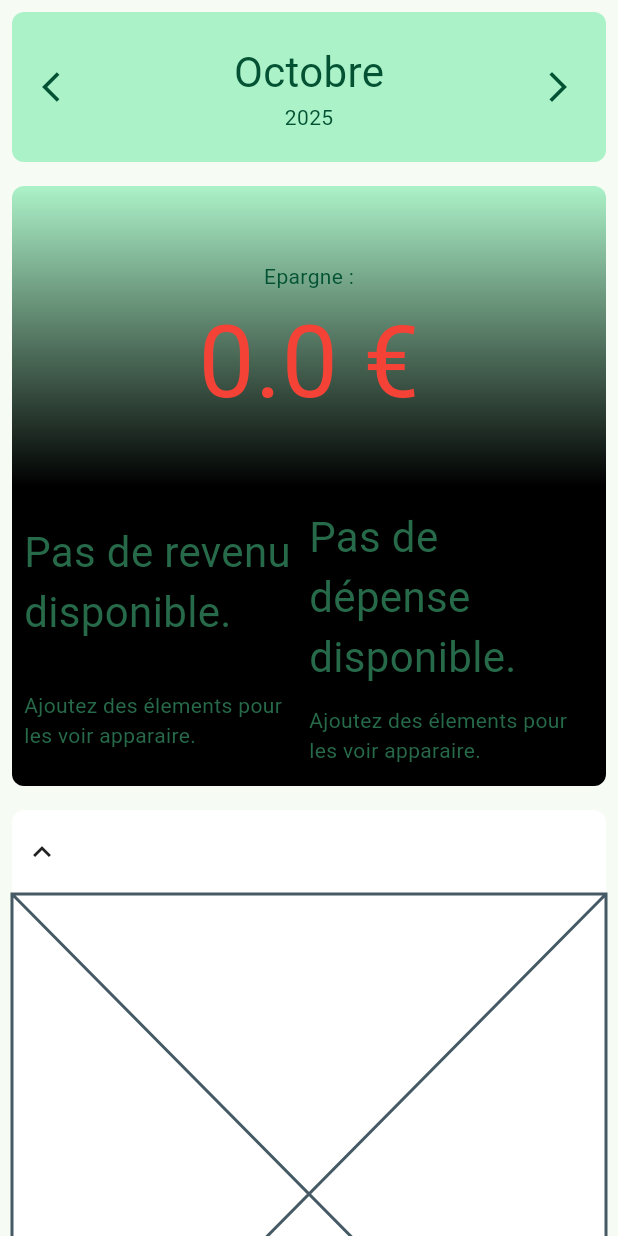
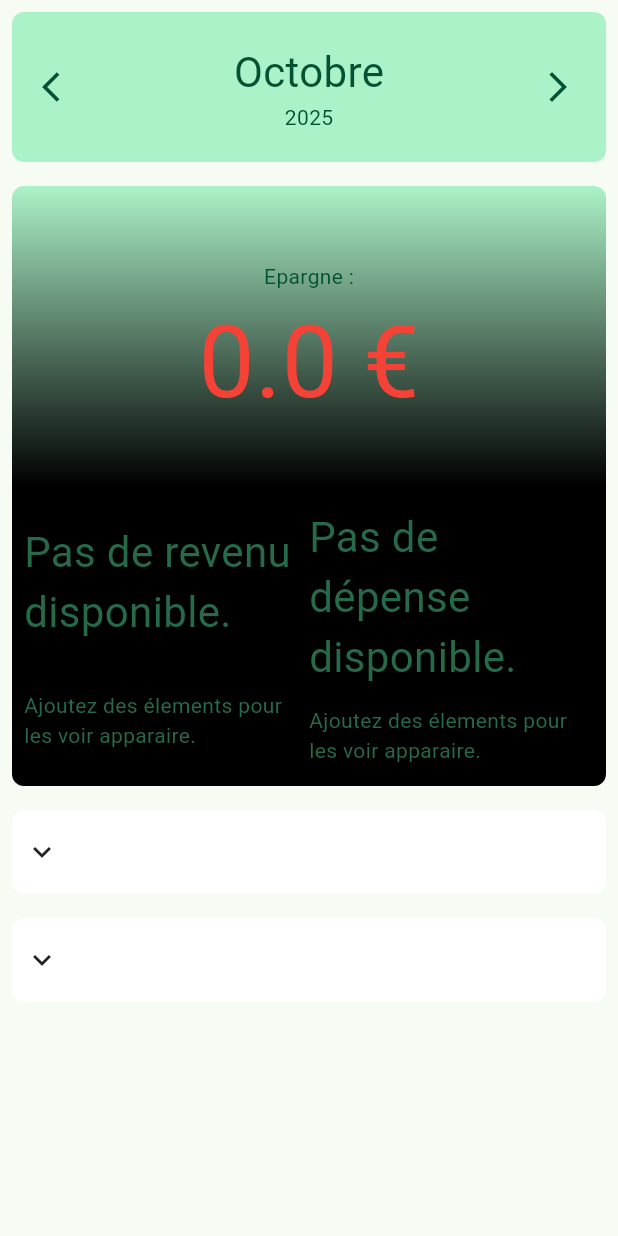
Before and after one commit to SylaneCpn/pense, a Flutter app: the screen it shows after launch, on a phone screen of 412 x 824 dp. Run offline on Flutter 3.47's test engine with Material 3 defaults, Android fonts, the phone set to English and light mode, and no system bars; drawn by our look-alikes of dynamic_color.

Commit message:
accordition animation

```diff
--- a/lib/ui/main_page/categories_widget.dart
+++ b/lib/ui/main_page/categories_widget.dart
@@ -20,6 +20,7 @@ class CategoriesWidget extends StatelessWidget {
     required this.label,
     required this.categoryType,
   });
+
   @override
   Widget build(BuildContext context) {
     final appState = context.read<AppState>();
--- a/lib/ui/main_page/utils/accordition.dart
+++ b/lib/ui/main_page/utils/accordition.dart
@@ -1,44 +1,74 @@
 import 'package:flutter/material.dart';
 
-class Accordition extends StatefulWidget{
+class Accordition extends StatefulWidget {
   final Widget header;
   final Widget child;
   final BoxDecoration? decoration;
   final double width;
+  final Duration duration;
+  final Curve curve;
 
-  const Accordition({super.key , required this.header , required this.child, this.decoration , required this.width });
+
+  const Accordition({
+    super.key,
+    required this.header,
+    required this.child,
+    this.decoration,
+    required this.width,
+    this.duration = const Duration(milliseconds: 100),
+    this.curve = Curves.fastLinearToSlowEaseIn
+  });
 
   @override
   State<Accordition> createState() => _AccorditionState();
 }
 
-class _AccorditionState extends State<Accordition> {
+class _AccorditionState extends State<Accordition>
+    with TickerProviderStateMixin {
+  bool _collapsed = true;
+  final Tween<double> tween = Tween(begin: 0.0, end: 1.0);
+  late AnimationController _controller;
+  late Animation<double> _animation;
 
-  bool _collapsed = false;
+  @override
+  void initState() {
+    _controller = AnimationController(
+      duration: Duration(milliseconds: 100),
+      vsync: this,
+    );
+    _animation = CurvedAnimation(parent: _controller, curve: widget.curve);
+    super.initState();
+  }
 
   void toggleCollapsed() {
     setState(() {
       _collapsed = !_collapsed;
     });
-  }
+
+    _collapsed ?  _controller.reverse() : _controller.forward();
 
 
+  }
 
   @override
   Widget build(BuildContext context) {
-
-
     final header = Row(
-      children : [
-        Padding(padding: EdgeInsets.all(8.0) , child: _collapsed ? Icon(Icons.keyboard_arrow_down) : Icon(Icons.keyboard_arrow_up) ,) ,
-        Padding(padding: EdgeInsets.all(8.0) , child : widget.header )
-      ]
+      children: [
+        Padding(
+          padding: EdgeInsets.all(8.0),
+          child:
+              _collapsed
+                  ? Icon(Icons.keyboard_arrow_down)
+                  : Icon(Icons.keyboard_arrow_up),
+        ),
+        Padding(padding: EdgeInsets.all(8.0), child: widget.header),
+      ],
     );
 
-    final child = _collapsed ? header : Column(
+    final child = Column(
       children: [
         header,
-        widget.child,
+        Opacity(opacity: 1.0 - _animation.value, child: SizeTransition(sizeFactor: _animation, child: widget.child)),
       ],
     );
 
@@ -46,12 +76,10 @@ class _AccorditionState extends State<Accordition> {
       padding: const EdgeInsets.all(8.0),
       child: GestureDetector(
         onTap: toggleCollapsed,
-        child: AnimatedContainer(
+        child: Container(
           width: widget.width,
-          duration: Duration(milliseconds: 700),
           decoration: widget.decoration,
           child: child,
-
         ),
       ),
     );
```
